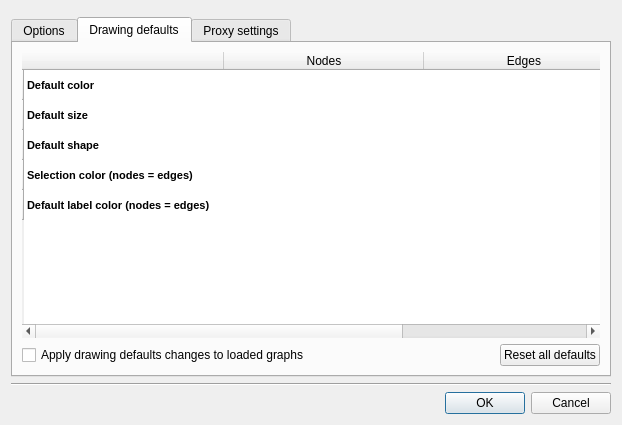
Old version of the form software/talipot/designer/PreferencesDialog.ui in the repository anlambert/tulip.
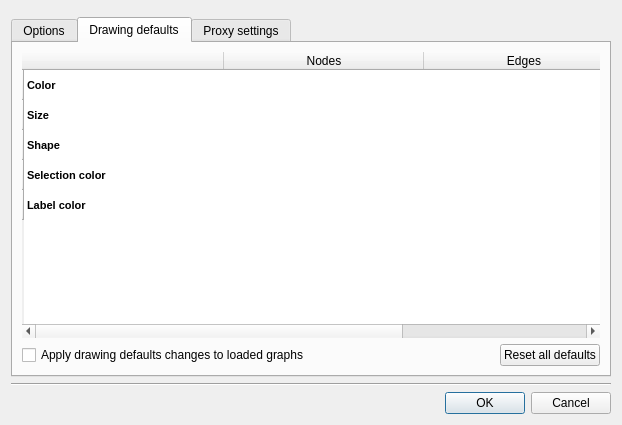
New version of the form. The open tabs and pages were chosen to show the change. Icons and pictures are not drawn.

Commit message:
talipot-core/ViewSettings: Add constants for drawing defaults
Use these constants in Preferences dialog when resetting drawing defaults.

```diff
--- a/software/talipot/designer/PreferencesDialog.ui
+++ b/software/talipot/designer/PreferencesDialog.ui
@@ -339,7 +339,7 @@
            </column>
            <item row="0" column="0">
             <property name="text">
-             <string>Default color</string>
+             <string>Color</string>
             </property>
             <property name="font">
              <font>
@@ -351,7 +351,7 @@
            </item>
            <item row="1" column="0">
             <property name="text">
-             <string>Default size</string>
+             <string>Size</string>
             </property>
             <property name="font">
              <font>
@@ -363,7 +363,7 @@
            </item>
            <item row="2" column="0">
             <property name="text">
-             <string>Default shape</string>
+             <string>Shape</string>
             </property>
             <property name="font">
              <font>
@@ -375,7 +375,7 @@
            </item>
            <item row="3" column="0">
             <property name="text">
-             <string>Selection color (nodes = edges)</string>
+             <string>Selection color</string>
             </property>
             <property name="font">
              <font>
@@ -387,7 +387,7 @@
            </item>
            <item row="4" column="0">
             <property name="text">
-             <string>Default label color (nodes = edges)</string>
+             <string>Label color</string>
             </property>
             <property name="font">
              <font>
```
The commit also changes 4 other files.
